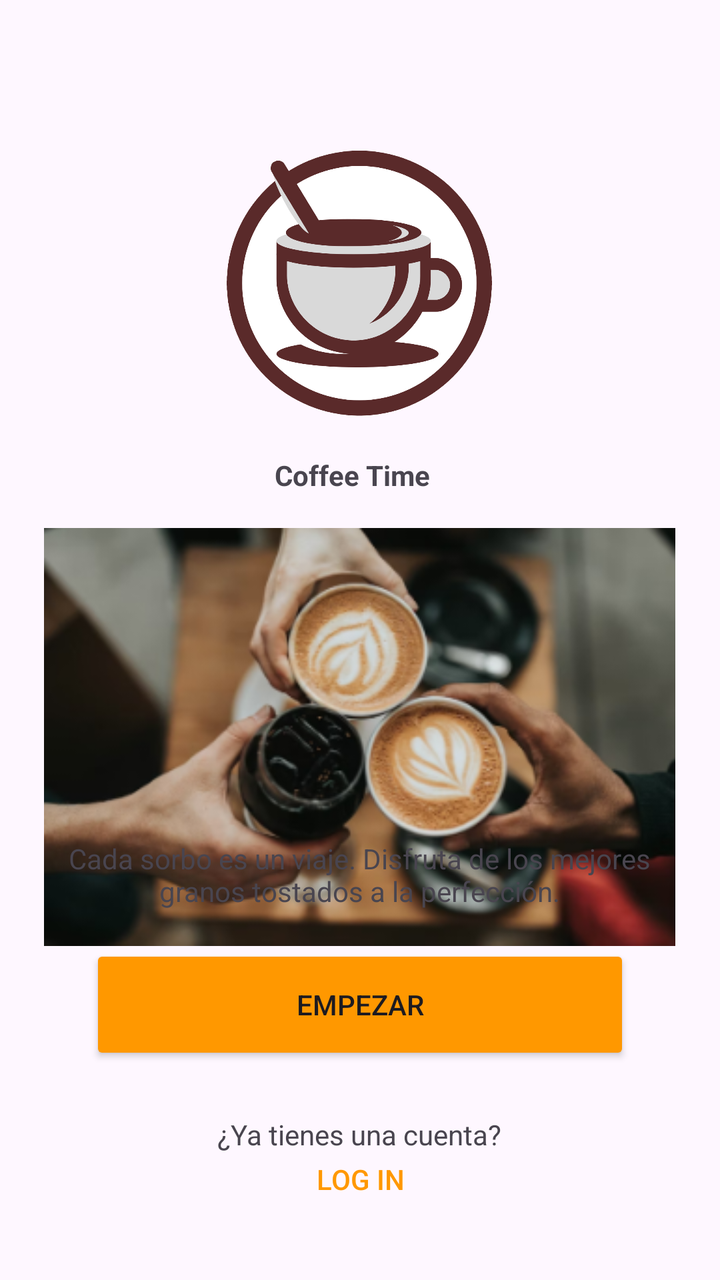
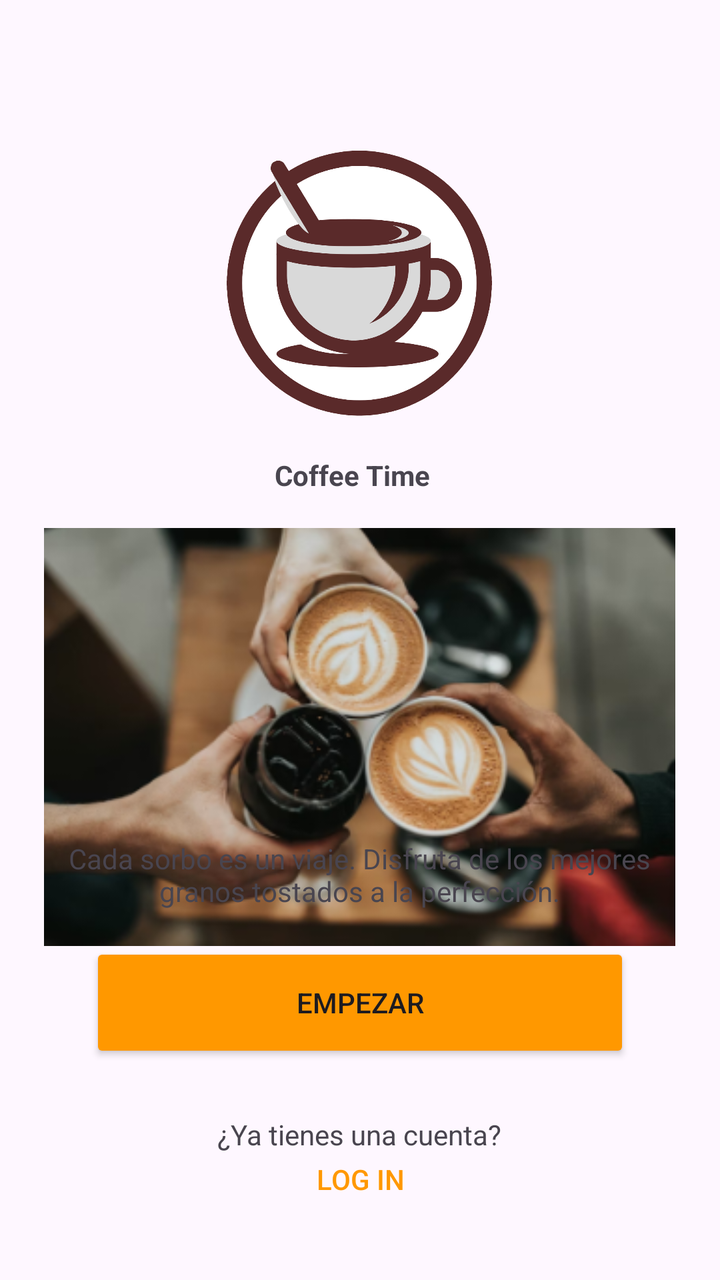

Screens rendered from an Android XML layout before and after an edit, with the pre-edit source and the edit as a unified diff.
<!-- AndroidManifest.xml: application theme Theme.Cafeteria -->
<!-- res/layout/activity_main.xml -->
<?xml version="1.0" encoding="utf-8"?>
<androidx.constraintlayout.widget.ConstraintLayout xmlns:android="http://schemas.android.com/apk/res/android"
    xmlns:app="http://schemas.android.com/apk/res-auto"
    xmlns:tools="http://schemas.android.com/tools"
    android:id="@+id/main"
    android:layout_width="match_parent"
    android:layout_height="match_parent"
    tools:context=".MainActivity">


    <ImageView
        android:id="@+id/imageView"
        android:layout_width="266dp"
        android:layout_height="268dp"
        android:layout_marginStart="130dp"
        android:layout_marginTop="16dp"
        android:layout_marginEnd="131dp"
        android:src="@drawable/logo_coffe"
        app:layout_constraintEnd_toEndOf="parent"
        app:layout_constraintStart_toStartOf="parent"
        app:layout_constraintTop_toTopOf="parent" />

    <ImageView
        android:id="@+id/imgLogo2"
        android:layout_width="321dp"
        android:layout_height="209dp"
        android:layout_marginTop="264dp"
        android:src="@drawable/tres_tazas"
        app:layout_constraintEnd_toEndOf="parent"
        app:layout_constraintHorizontal_bias="0.495"
        app:layout_constraintStart_toStartOf="parent"
        app:layout_constraintTop_toTopOf="parent" />

    <TextView
        android:id="@+id/textView2"
        android:layout_width="86dp"
        android:layout_height="19dp"
        android:layout_marginStart="32dp"
        android:layout_marginTop="228dp"
        android:layout_marginEnd="24dp"
        android:text="Coffee Time"
        android:textStyle="bold"
        app:layout_constraintEnd_toEndOf="parent"
        app:layout_constraintHorizontal_bias="0.483"
        app:layout_constraintStart_toStartOf="parent"
        app:layout_constraintTop_toTopOf="parent" />

    <TextView
        android:id="@+id/textView3"
        android:layout_width="296dp"
        android:layout_height="57dp"
        android:layout_marginTop="7dp"
        android:gravity="center"
        android:text="Cada sorbo es un viaje. Disfruta de los mejores     granos tostados a la perfección."
        app:layout_constraintBottom_toBottomOf="parent"
        app:layout_constraintEnd_toEndOf="parent"
        app:layout_constraintHorizontal_bias="0.495"
        app:layout_constraintStart_toStartOf="parent"
        app:layout_constraintTop_toTopOf="parent"
        app:layout_constraintVertical_bias="0.698" />

    <Button
        android:id="@+id/button"
        android:layout_width="270dp"
        android:layout_height="60dp"
        android:layout_marginStart="9dp"
        android:layout_marginTop="60dp"
        android:layout_marginBottom="91dp"
        android:backgroundTint="#FF9800"
        android:text="Empezar"
        app:layout_constraintBottom_toBottomOf="parent"
        app:layout_constraintEnd_toEndOf="parent"
        app:layout_constraintHorizontal_bias="0.446"
        app:layout_constraintStart_toStartOf="parent"
        app:layout_constraintTop_toTopOf="parent"
        app:layout_constraintVertical_bias="0.961" />

    <TextView
        android:id="@+id/textView4"
        android:layout_width="184dp"
        android:layout_height="24dp"
        android:layout_marginBottom="50dp"
        android:gravity="center"
        android:text="¿Ya tienes una cuenta?"
        app:layout_constraintBottom_toBottomOf="parent"
        app:layout_constraintEnd_toEndOf="parent"
        app:layout_constraintHorizontal_bias="0.497"
        app:layout_constraintStart_toStartOf="parent"
        app:layout_constraintTop_toTopOf="parent"
        app:layout_constraintVertical_bias="0.981" />

    <Button
        android:id="@+id/button2"
        android:layout_width="151dp"
        android:layout_height="38dp"
        android:layout_marginTop="10dp"
        android:background="@android:color/transparent"
        android:text="log in"
        android:textColor="#FF9800"
        app:layout_constraintBottom_toBottomOf="parent"
        app:layout_constraintEnd_toEndOf="parent"
        app:layout_constraintStart_toStartOf="parent"
        app:layout_constraintTop_toTopOf="parent"
        app:layout_constraintVertical_bias="0.947" />

</androidx.constraintlayout.widget.ConstraintLayout>
<!-- resources referenced by this layout -->
<resources>
  <!-- drawable logo_coffe: png bitmap (drawable, 106600 bytes) -->
  <!-- drawable tres_tazas: png bitmap (drawable, 113190 bytes) -->
  <style name="Theme.Cafeteria" parent="Base.Theme.Cafeteria" />
  <style name="Base.Theme.Cafeteria" parent="Theme.Material3.DayNight.NoActionBar">
          
          
      </style>
</resources>

<!-- the commit's change to res/layout/activity_main.xml (unified diff, before → after) -->
@@ -73,7 +73,7 @@
         app:layout_constraintHorizontal_bias="0.446"
         app:layout_constraintStart_toStartOf="parent"
         app:layout_constraintTop_toTopOf="parent"
-        app:layout_constraintVertical_bias="0.961" />
+        app:layout_constraintVertical_bias="0.959" />
 
     <TextView
         android:id="@+id/textView4"
